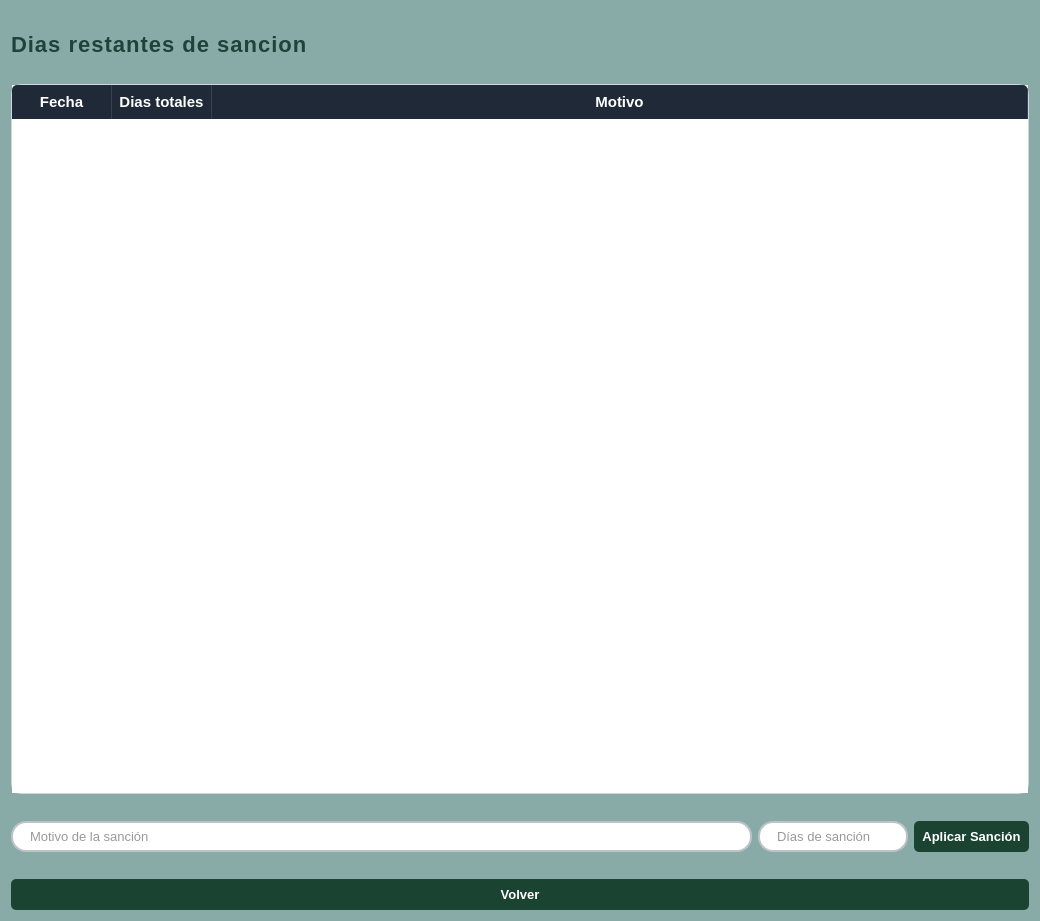
Old version of the form src/vista/Ui/VistaSanciones.ui in the repository ivantm1/proyecto-software.
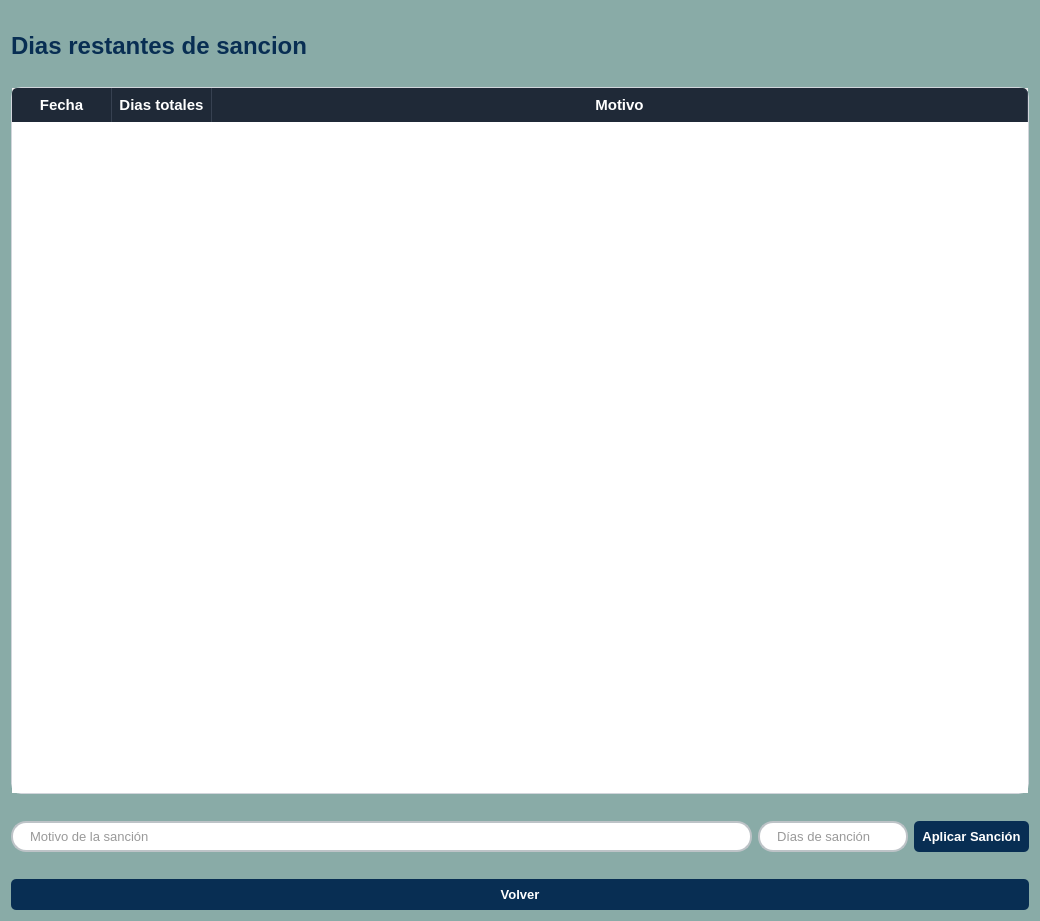
New version of the form.

Commit message: Todas las vistas cambiadas

```diff
--- a/src/vista/Ui/VistaSanciones.ui
+++ b/src/vista/Ui/VistaSanciones.ui
@@ -129,13 +129,10 @@
      <item>
       <widget class="QLabel" name="linea_tiempo">
        <property name="styleSheet">
-        <string notr="true">QLabel{
-    font-weight: bold;
-    text-transform: uppercase;
-    font-size: 22px;
-    letter-spacing: 1px;
-    color: #1D433A;
-}</string>
+        <string notr="true">font-family: 'Segoe UI', sans-serif;
+font-size: 24px;
+font-weight: bold;
+color: #082e53; </string>
        </property>
        <property name="text">
         <string>Dias restantes de sancion</string>
@@ -258,9 +255,9 @@
         <widget class="QPushButton" name="pushButton">
          <property name="styleSheet">
           <string notr="true">QPushButton {
-    background-color: #1B4332; 
-    color: white; 
-    border-radius: 5px;  
+    background-color: #082e53; 
+    color: white;  
+    border-radius: 5px; 
     padding: 8px;  
     font-weight: bold;
 }
@@ -294,9 +291,9 @@
       <widget class="QPushButton" name="boton_volver">
        <property name="styleSheet">
         <string notr="true">QPushButton {
-    background-color: #1B4332; 
-    color: white; 
-    border-radius: 5px;  
+    background-color: #082e53; 
+    color: white;  
+    border-radius: 5px; 
     padding: 8px;  
     font-weight: bold;
 }
```
Left out of the diff: 8 changed lines with no effect on the pictures. The commit also changes 9 other files.
